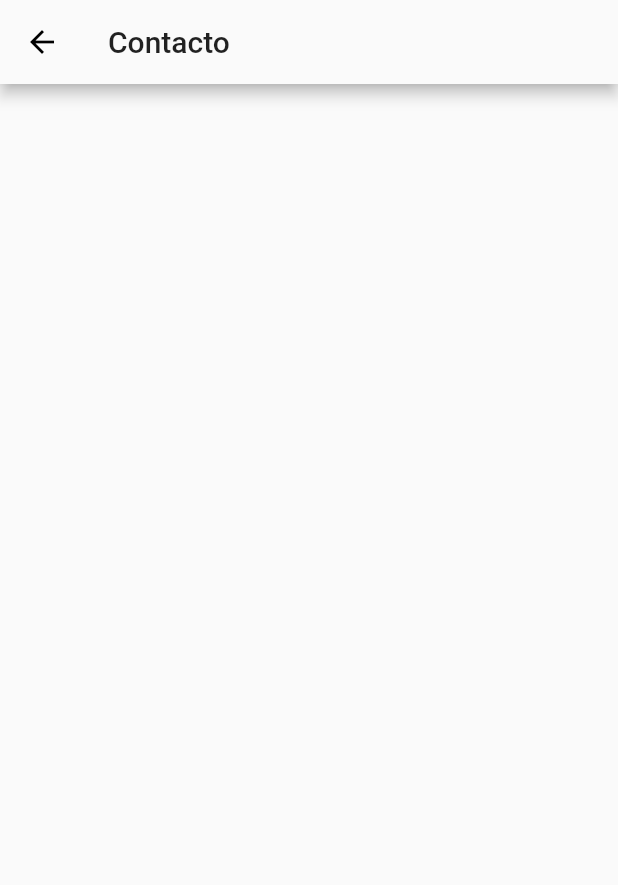
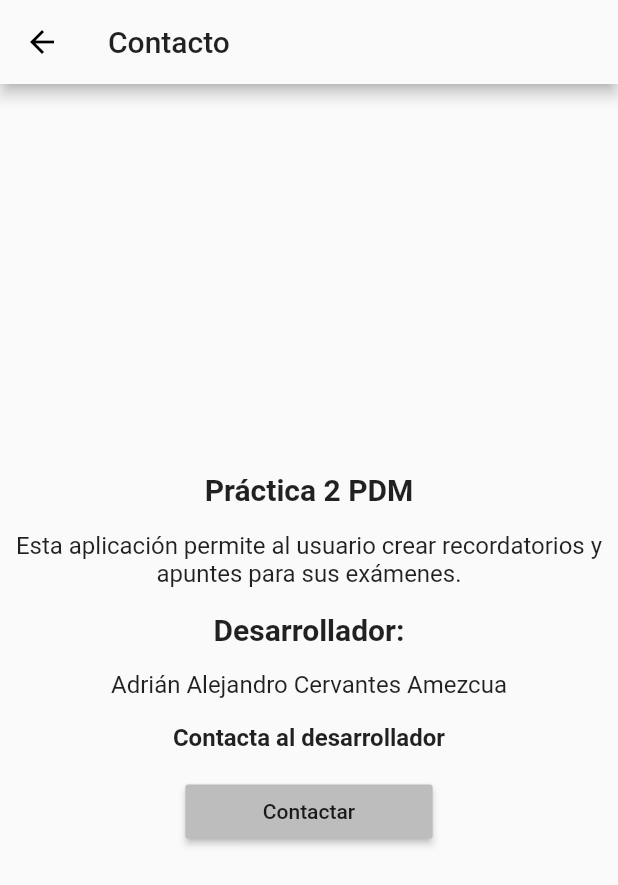
Before and after one commit to AdrianCervantes98/Practica2_PDM2020, a Flutter app: the About screen opened directly, on a phone screen of 412 x 824 dp. Shown: the top 885 px of the screen. Run offline on Flutter 3.47's test engine with Material 2 defaults, Android fonts, the phone set to English and light mode, and no system bars; our stand-ins replace bloc, cloud_firestore, equatable, firebase_auth, firebase_storage, flutter_bloc and 4 more; accounts and stored records are empty; generated files the repository leaves out were written again.

Commit message:
Added contact page and send an email to the dev.

```diff
--- a/practica_2/lib/acerca/about.dart
+++ b/practica_2/lib/acerca/about.dart
@@ -1,4 +1,5 @@
 import 'package:flutter/material.dart';
+import 'package:practica_dos/acerca/mail.dart';
 
 class About extends StatelessWidget {
   const About({Key key}) : super(key: key);
@@ -9,7 +10,102 @@ class About extends StatelessWidget {
       appBar: AppBar(
         title: Text("Contacto"),
       ),
-      body: Container(),
+      body: Column(
+        mainAxisAlignment: MainAxisAlignment.center,
+        children: <Widget>[
+          Padding(
+            padding: const EdgeInsets.all(8),
+            child: Row(
+              mainAxisAlignment: MainAxisAlignment.center,
+              children: <Widget>[
+                Text (
+                  "Práctica 2 PDM",
+                  style: TextStyle (
+                    fontSize: 20,
+                    fontWeight: FontWeight.bold
+                  ),
+                ),
+              ],
+            ),
+          ),
+          Padding(
+            padding: const EdgeInsets.all(8),
+            child: Text (
+              "Esta aplicación permite al usuario crear recordatorios y apuntes para sus exámenes.",
+              textAlign: TextAlign.center,
+              style: TextStyle (
+                fontSize: 16,
+              ),
+            ),
+          ),
+          Padding(
+            padding: const EdgeInsets.all(8),
+            child: Row(
+              mainAxisAlignment: MainAxisAlignment.center,
+              children: <Widget>[
+                Text (
+                  "Desarrollador:",
+                  style: TextStyle (
+                    fontSize: 20,
+                    fontWeight: FontWeight.bold
+                  ),
+                ),
+              ],
+            ),
+          ),
+          Padding(
+            padding: const EdgeInsets.all(8),
+            child: Row(
+              mainAxisAlignment: MainAxisAlignment.center,
+              children: <Widget>[
+                Text (
+                  "Adrián Alejandro Cervantes Amezcua",
+                  style: TextStyle (
+                    fontSize: 16,
+                  ),
+                ),
+              ],
+            ),
+          ),
+          Padding(
+            padding: const EdgeInsets.all(8),
+            child: Row(
+              mainAxisAlignment: MainAxisAlignment.center,
+              children: <Widget>[
+                Text (
+                  "Contacta al desarrollador",
+                  style: TextStyle (
+                    fontSize: 16,
+                    fontWeight: FontWeight.bold,
+                  ),
+                ),
+              ],
+            ),
+          ),
+          Padding(
+            padding: const EdgeInsets.all(8),
+            child: Row(
+              mainAxisAlignment: MainAxisAlignment.center,
+              children: <Widget>[
+                MaterialButton(
+                  onPressed: () {
+                    Navigator.of(context).push(
+                      MaterialPageRoute(builder: (context) {
+                        return Mail();
+                      })
+                    );
+                  },
+                  color: Colors.grey[400],
+                  minWidth: MediaQuery.of(context).size.width*.4,
+                  child: Text(
+                    "Contactar"
+                  ),
+                ),
+              ],
+            ),
+          ),
+        ],
+      ),
     );
   }
 }
--- a/practica_2/pubspec.yaml
+++ b/practica_2/pubspec.yaml
@@ -32,6 +32,7 @@ dependencies:
   firebase_core: ^0.4.4+2
   firebase_storage: ^3.1.3
   cloud_firestore: ^0.13.4+1
+  url_launcher: ^5.4.2
 
 dev_dependencies:
   flutter_test:
```
Also changed, not shown: practica_2/lib/acerca/mail.dart (added, +55 -0 lines), practica_2/pubspec.lock.
